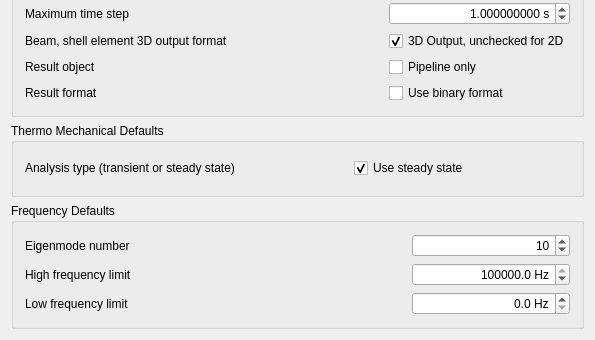
This is src/Mod/Fem/Gui/DlgSettingsFemCcx.ui in southseact-3d/fcd as Qt 5 draws it before an edit; both pictures show x 0 to 595 and y 508 to 848 of the 595 by 848 pixel window. The edited form follows.
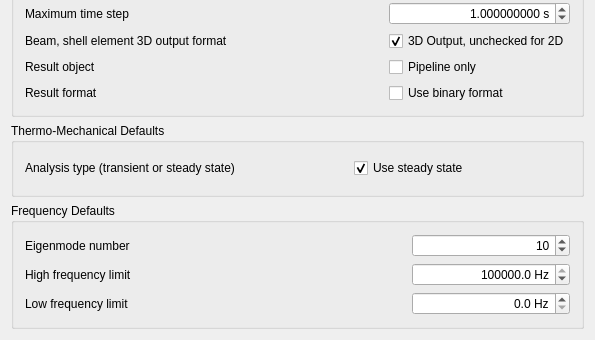
This is the edited form. Icons and pictures are not drawn. Custom widgets are drawn as their Qt base class.

Diff of the .ui file:
```diff
--- a/src/Mod/Fem/Gui/DlgSettingsFemCcx.ui
+++ b/src/Mod/Fem/Gui/DlgSettingsFemCcx.ui
@@ -721,7 +721,7 @@
    <item>
     <widget class="QGroupBox" name="gb_04_thermomech_params">
      <property name="title">
-      <string>Thermo Mechanical Defaults</string>
+      <string>Thermo-Mechanical Defaults</string>
      </property>
      <layout class="QHBoxLayout" name="horizontalLayout_2">
       <item>
```
